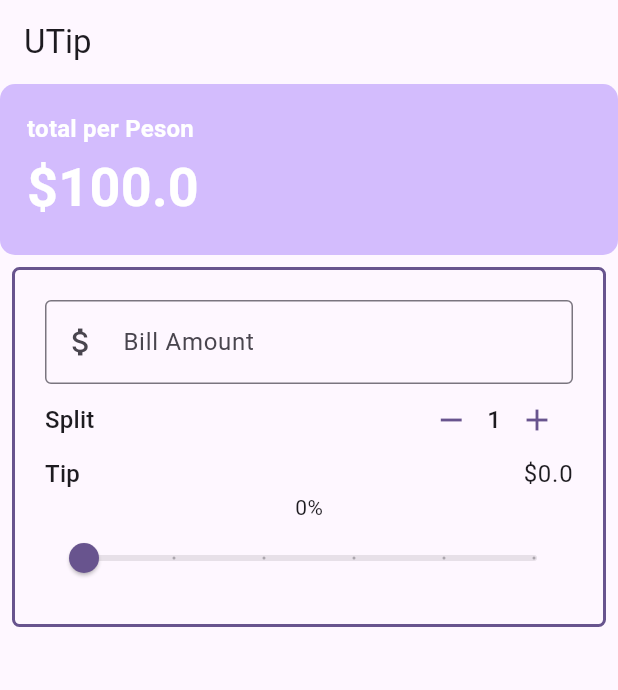
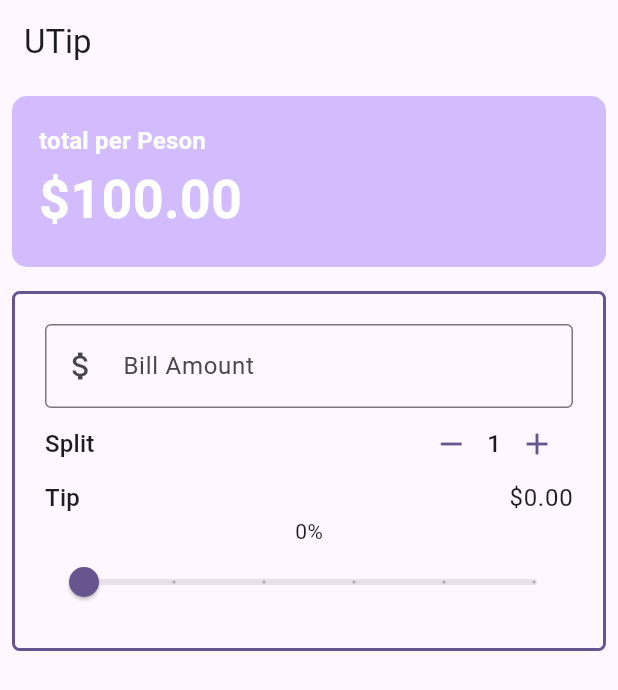
Before and after one commit to LuckyKhanyile/UTip, a Flutter app: the screen it shows after launch, on a phone screen of 412 x 824 dp. Shown: the top 690 px of the screen. Run offline on Flutter 3.47's test engine with Material 3 defaults, Android fonts, the phone set to English and light mode, and no system bars.

Commit message:
refactor code

```diff
--- a/lib/main.dart
+++ b/lib/main.dart
@@ -1,8 +1,9 @@
-import 'package:flutter/foundation.dart';
 import 'package:flutter/material.dart';
 import 'package:utip/bill_amount_field.dart';
 import 'package:utip/person_counter.dart';
+import 'package:utip/tip_row.dart';
 import 'package:utip/tip_slider.dart';
+import 'package:utip/total_per_person.dart';
 
 void main() {
   runApp(const MyApp());
@@ -38,11 +39,13 @@ class _UTipState extends State<UTip> {
   double _tipPercentage = 0;
   double _billTotal = 100.0;
 
+
+
+  //Methods
+
   double totalPerPerson(){
     return (_billTotal*_tipPercentage+_billTotal)/_personCount;
   }
-
-  //Methods
   void increment(){
     setState(() {
       _personCount++;
@@ -54,7 +57,6 @@ class _UTipState extends State<UTip> {
       if(_personCount>1){
         _personCount--;
       }
-
     });
 
   }
@@ -76,26 +78,8 @@ class _UTipState extends State<UTip> {
       body:  Column(
         mainAxisAlignment: MainAxisAlignment.start,
         children: [
-           Container(
-            padding: const EdgeInsets.all(18),
-            decoration:  BoxDecoration(
-              color: theme.colorScheme.inversePrimary,
-              borderRadius: BorderRadius.circular(10)
-              ),
 
-            child: Column(
-              crossAxisAlignment: CrossAxisAlignment.stretch,
-
-              children: [
-
-                Text("total per Peson",style: style,),
-                Text("\$$total", style: style.copyWith(
-                  color: theme.colorScheme.onPrimary,
-                  fontSize: theme.textTheme.displaySmall?.fontSize
-                ),),
-
-              ],
-            )),
+           TotalPerPerson(theme: theme, style: style, total: total),
         Padding(
                   padding: const EdgeInsets.all(8.0),
                   child: Container(
@@ -123,13 +107,7 @@ class _UTipState extends State<UTip> {
                     onDecreament: decrement, onIncreament: increment)
                     ,
                      // == section  Tip ==
-                    Row(
-                          mainAxisAlignment:MainAxisAlignment.spaceBetween,
-                          children: [
-                          Text('Tip',style: theme.textTheme.titleMedium,),
-                          Text("\$${_tipPercentage*_billTotal}", style: theme.textTheme.bodyLarge)
-                          ],
-                      ),
+                    TipRow(theme: theme, tipPercentage: _tipPercentage, billTotal: _billTotal),
 
                       // == Slider Text==
                       Text('${(_tipPercentage*100).round()}%'),
--- /dev/null
+++ b/lib/tip_row.dart
@@ -0,0 +1,25 @@
+import 'package:flutter/material.dart';
+
+class TipRow extends StatelessWidget {
+  const TipRow({
+    super.key,
+    required this.theme,
+    required double tipPercentage,
+    required double billTotal,
+  }) : _tipPercentage = tipPercentage, _billTotal = billTotal;
+
+  final ThemeData theme;
+  final double _tipPercentage;
+  final double _billTotal;
+
+  @override
+  Widget build(BuildContext context) {
+    return Row(
+          mainAxisAlignment:MainAxisAlignment.spaceBetween,
+          children: [
+          Text('Tip',style: theme.textTheme.titleMedium,),
+          Text("\$${(_tipPercentage*_billTotal).toStringAsFixed(2)}", style: theme.textTheme.bodyLarge)
+          ],
+      );
+  }
+}
--- /dev/null
+++ b/lib/total_per_person.dart
@@ -0,0 +1,39 @@
+import 'package:flutter/material.dart';
+
+class TotalPerPerson extends StatelessWidget {
+  const TotalPerPerson({
+    super.key,
+    required this.theme,
+    required this.style,
+    required this.total,
+  });
+
+  final ThemeData theme;
+  final TextStyle style;
+  final double total;
+
+  @override
+  Widget build(BuildContext context) {
+    return Padding(
+      padding: const EdgeInsets.all(8.0),
+      child: Container(
+       padding: const EdgeInsets.all(18),
+       decoration:  BoxDecoration(
+         color: theme.colorScheme.inversePrimary,
+         borderRadius: BorderRadius.circular(10)
+         ),
+
+       child: Column(
+         crossAxisAlignment: CrossAxisAlignment.stretch,
+         children: [
+
+           Text("total per Peson",style: style,),
+           Text("\$${total.toStringAsFixed(2)}", style: style.copyWith(
+             color: theme.colorScheme.onPrimary,
+             fontSize: theme.textTheme.displaySmall?.fontSize
+           ),),
+         ],
+       )),
+    );
+  }
+}
```
